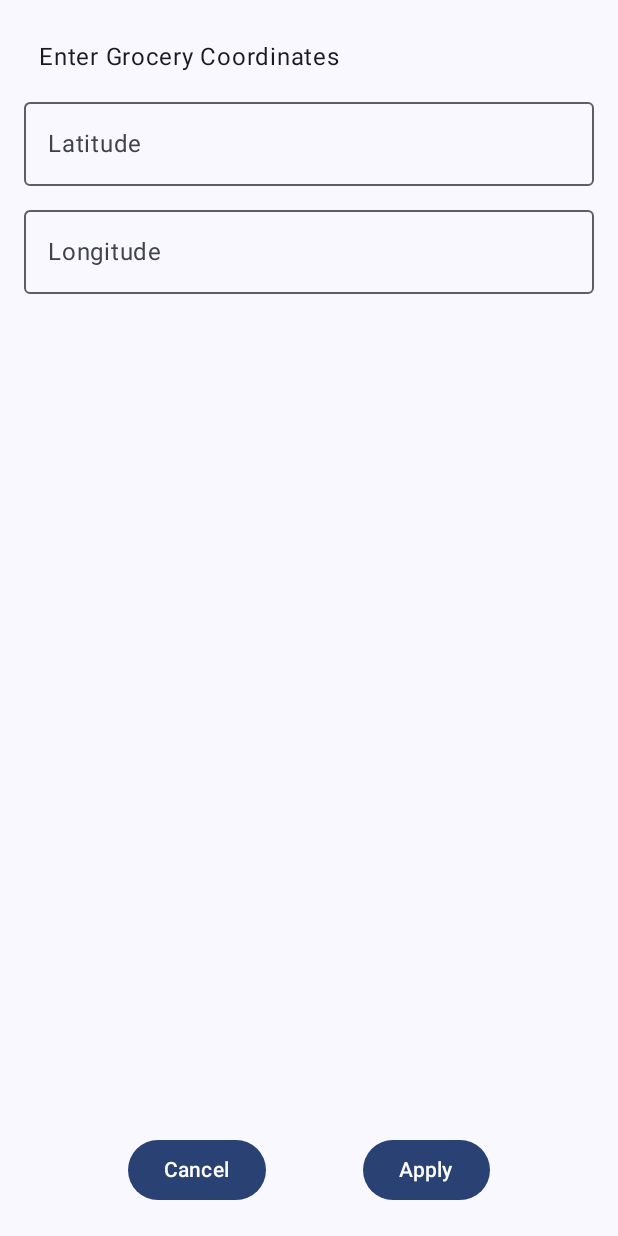
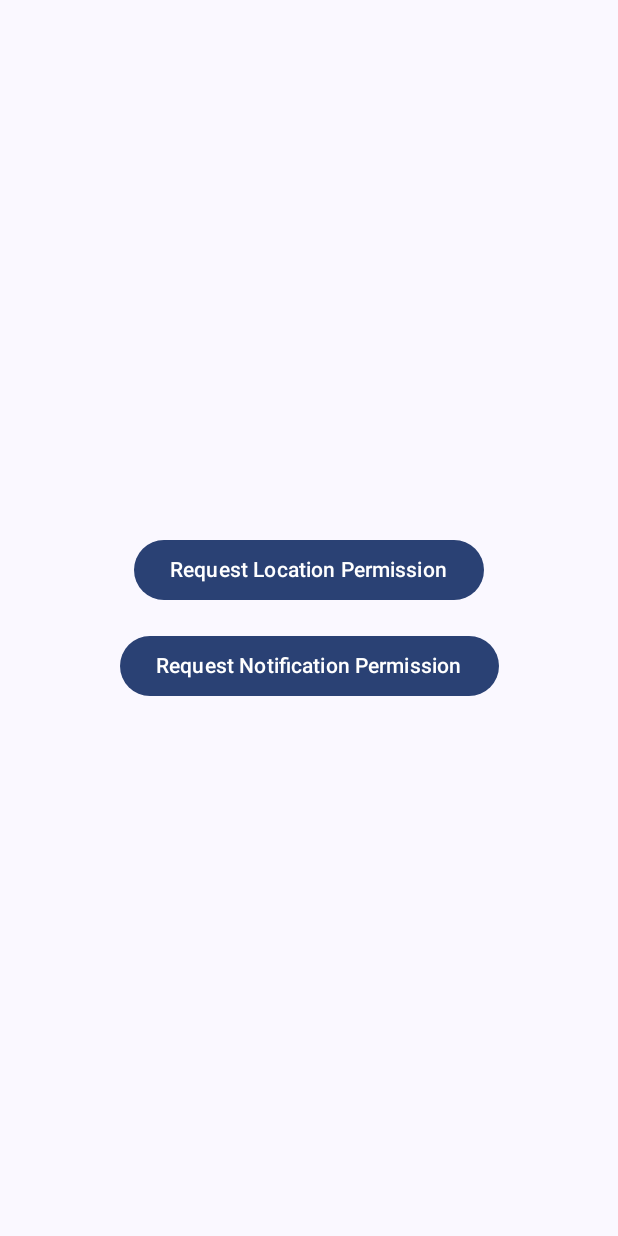
Before and after one commit to thorve-shubham/Weight-Loss-Application, an Android app built with Jetpack Compose: the @Preview function GreetingPreview, on a phone screen of 412 x 824 dp. Run offline under Robolectric (Android 15) with nearby library versions, the light colour scheme and no system bars.

Commit message:
Working Geofence for entering grocery store - need to work on permissions provided permissions from settings

```diff
--- a/app/src/main/java/com/cabcta10/weightlossapplication/AppProvider.kt
+++ b/app/src/main/java/com/cabcta10/weightlossapplication/AppProvider.kt
@@ -1,5 +1,6 @@
 package com.cabcta10.weightlossapplication
 
+import android.content.Context
 import androidx.lifecycle.ViewModelProvider
 import androidx.lifecycle.viewmodel.CreationExtras
 import androidx.lifecycle.viewmodel.initializer
@@ -7,9 +8,11 @@
 import com.cabcta10.weightlossapplication.viewModel.SettingsViewModel
 
 object AppProvider {
-    val Factory = viewModelFactory {
-        initializer {
-            SettingsViewModel(this.healthApp().container.settingsRepository, this.healthApp().applicationContext)
+    val Factory = { context: Context ->
+        viewModelFactory {
+            initializer {
+                SettingsViewModel(this.healthApp().container.settingsRepository, context)
+            }
         }
     }
 }
--- a/app/src/main/java/com/cabcta10/weightlossapplication/MainActivity.kt
+++ b/app/src/main/java/com/cabcta10/weightlossapplication/MainActivity.kt
@@ -1,20 +1,27 @@
 package com.cabcta10.weightlossapplication
 
+import android.content.Context
+import android.os.Build
 import android.os.Bundle
 import androidx.activity.ComponentActivity
 import androidx.activity.compose.setContent
+import androidx.annotation.RequiresApi
 import androidx.compose.foundation.layout.fillMaxSize
 import androidx.compose.material3.MaterialTheme
 import androidx.compose.material3.Surface
 import androidx.compose.runtime.Composable
 import androidx.compose.ui.Modifier
 import androidx.compose.ui.tooling.preview.Preview
+import com.cabcta10.weightlossapplication.screens.PermissionRequestScreen
 import com.cabcta10.weightlossapplication.screens.SettingsScreen
 import com.cabcta10.weightlossapplication.ui.theme.WeightLossApplicationTheme
 
 class MainActivity : ComponentActivity() {
+
+    @RequiresApi(Build.VERSION_CODES.Q)
     override fun onCreate(savedInstanceState: Bundle?) {
         super.onCreate(savedInstanceState)
+
         setContent {
             WeightLossApplicationTheme {
                 // A surface container using the 'background' color from the theme
@@ -22,7 +29,7 @@
                     modifier = Modifier.fillMaxSize(),
                     color = MaterialTheme.colorScheme.background
                 ) {
-                    Base()
+                    Base(this)
                 }
             }
         }
@@ -30,20 +37,22 @@
 }
 
 @Composable
-fun Base() {
-    SettingsScreen()
+fun Base(context: Context) {
+    SettingsScreen(context)
 }
 
 @Preview(showBackground = true, showSystemUi = true)
 @Composable
-fun GreetingPreview() {
+fun GreetingPreview(){
     WeightLossApplicationTheme {
         // A surface container using the 'background' color from the theme
         Surface(
             modifier = Modifier.fillMaxSize(),
             color = MaterialTheme.colorScheme.background
         ) {
-            Base()
+            PermissionRequestScreen {
+
+            }
         }
     }
 }
--- a/app/src/main/java/com/cabcta10/weightlossapplication/WeightLossApplication.kt
+++ b/app/src/main/java/com/cabcta10/weightlossapplication/WeightLossApplication.kt
@@ -4,9 +4,9 @@
 
 class WeightLossApplication: Application() {
     lateinit var container: AppContainer
-
     override fun onCreate() {
         super.onCreate()
         container = AppDataContainer(this)
+        println("on Create app")
     }
 }
--- /dev/null
+++ b/app/src/main/java/com/cabcta10/weightlossapplication/screens/PermissionsScreen.kt
@@ -0,0 +1,61 @@
+package com.cabcta10.weightlossapplication.screens
+
+import android.Manifest
+import androidx.activity.compose.rememberLauncherForActivityResult
+import androidx.activity.result.contract.ActivityResultContracts.RequestPermission
+import androidx.compose.foundation.layout.Arrangement
+import androidx.compose.foundation.layout.Column
+import androidx.compose.foundation.layout.Spacer
+import androidx.compose.foundation.layout.fillMaxSize
+import androidx.compose.foundation.layout.height
+import androidx.compose.material3.Button
+import androidx.compose.material3.Surface
+import androidx.compose.material3.Text
+import androidx.compose.runtime.Composable
+import androidx.compose.ui.Alignment
+import androidx.compose.ui.Modifier
+import androidx.compose.ui.platform.LocalContext
+import androidx.compose.ui.unit.dp
+
+//Need to use for asking permission just added need to write more
+@Composable
+fun PermissionRequestScreen(
+    onPermissionGranted: () -> Unit
+) {
+    val context = LocalContext.current
+    val requestLocationPermissionLauncher =
+        rememberLauncherForActivityResult(RequestPermission()) { isGranted ->
+            if (isGranted) {
+                onPermissionGranted()
+            } else {
+                // Handle case when permission is not granted
+            }
+        }
+
+    val requestNotificationPermissionLauncher =
+        rememberLauncherForActivityResult(RequestPermission()) { isGranted ->
+            if (isGranted) {
+                onPermissionGranted()
+            } else {
+                // Handle case when permission is not granted
+            }
+        }
+
+    Surface(
+        modifier = Modifier.fillMaxSize()
+    ) {
+        Column(
+            modifier = Modifier.fillMaxSize(),
+            verticalArrangement = Arrangement.Center,
+            horizontalAlignment = Alignment.CenterHorizontally
+        ) {
+            Button(onClick = { requestLocationPermissionLauncher.launch(Manifest.permission.ACCESS_FINE_LOCATION) }) {
+                Text("Request Location Permission")
+            }
+            Spacer(modifier = Modifier.height(16.dp))
+            Button(onClick = { requestNotificationPermissionLauncher.launch(Manifest.permission.ACCESS_NOTIFICATION_POLICY) }) {
+                Text("Request Notification Permission")
+            }
+        }
+    }
+}
--- a/app/src/main/java/com/cabcta10/weightlossapplication/screens/SettingsScreen.kt
+++ b/app/src/main/java/com/cabcta10/weightlossapplication/screens/SettingsScreen.kt
@@ -1,6 +1,7 @@
 package com.cabcta10.weightlossapplication.screens
 
 import android.annotation.SuppressLint
+import android.content.Context
 import androidx.compose.foundation.layout.Arrangement
 import androidx.compose.foundation.layout.Column
 import androidx.compose.foundation.layout.Row
@@ -18,6 +19,7 @@
 import androidx.compose.runtime.rememberCoroutineScope
 import androidx.compose.ui.Alignment
 import androidx.compose.ui.Modifier
+import androidx.compose.ui.platform.LocalContext
 import androidx.compose.ui.text.input.KeyboardType
 import androidx.compose.ui.unit.dp
 import androidx.lifecycle.viewmodel.compose.viewModel
@@ -63,11 +65,8 @@
         modifier = Modifier.fillMaxSize()
             .padding(20.dp)
     ) {
-        // Content of your settings here
-
         Spacer(modifier = Modifier.weight(1f))
 
-        // Buttons at the bottom
         Row(
             modifier = Modifier.fillMaxWidth(),
             horizontalArrangement = Arrangement.SpaceEvenly,
@@ -86,13 +85,18 @@
 @SuppressLint("StateFlowValueCalledInComposition")
 @Composable
 fun SettingsScreen(
-    settingsViewModel: SettingsViewModel = viewModel(factory = AppProvider.Factory)
+    context: Context = LocalContext.current,
+    settingsViewModel: SettingsViewModel = viewModel(factory = AppProvider.Factory(context))
 ) {
+
     val coroutineScope = rememberCoroutineScope()
     val settingsScreenUiState by settingsViewModel.settingsScreenUiState.collectAsState()
+
+
     GroceryStoreCoordinates(groceryCoordinates = settingsScreenUiState.groceryStoreCoordinates,
         updateStoreCoordinates = settingsViewModel::updateStoreCoordinates
     )
+
     ApplySettings({ 1+2 }, {
         coroutineScope.launch {
             settingsViewModel.saveSettings()
--- a/app/src/main/java/com/cabcta10/weightlossapplication/uiState/SettingsScreenUiState.kt
+++ b/app/src/main/java/com/cabcta10/weightlossapplication/uiState/SettingsScreenUiState.kt
@@ -1,7 +1,6 @@
 package com.cabcta10.weightlossapplication.uiState
 
 import com.cabcta10.weightlossapplication.entity.Settings
-import kotlinx.coroutines.flow.Flow
 
 data class SettingsScreenUiState(
     val groceryStoreCoordinates: GroceryCoordinates = GroceryCoordinates()
--- a/build.gradle.kts
+++ b/build.gradle.kts
@@ -7,7 +7,7 @@
 //extra addition
 buildscript {
     extra.apply {
-        set("room_version", "2.5.2")
+        set("room_version", "2.6.1")
     }
 }
 
```
Also changed, not shown: app/build.gradle.kts (+14 -2 lines), app/src/main/AndroidManifest.xml (+10 -5 lines), app/src/main/java/com/cabcta10/weightlossapplication/broadcastReceiver/GeofenceBroadcastReceiver.kt (+9 -5 lines), app/src/main/java/com/cabcta10/weightlossapplication/constants/Constants.kt (+6 -1 lines), app/src/main/java/com/cabcta10/weightlossapplication/service/GeofenceManagerService.kt (added, +92 -0 lines), app/src/main/java/com/cabcta10/weightlossapplication/service/NotificationUtil.kt (added, +35 -0 lines), app/src/main/java/com/cabcta10/weightlossapplication/viewModel/SettingsViewModel.kt (+11 -58 lines), settings.gradle.kts (+7 -0 lines), app/src/main/res/drawable-nodpi/grocery_store.png (added).
